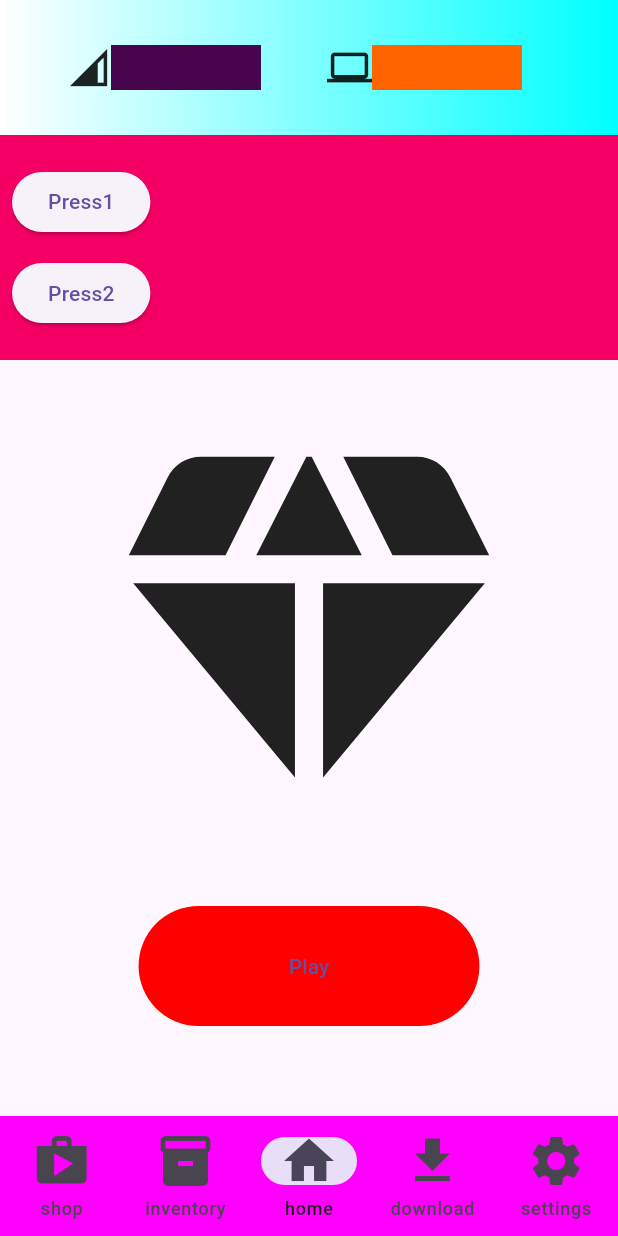
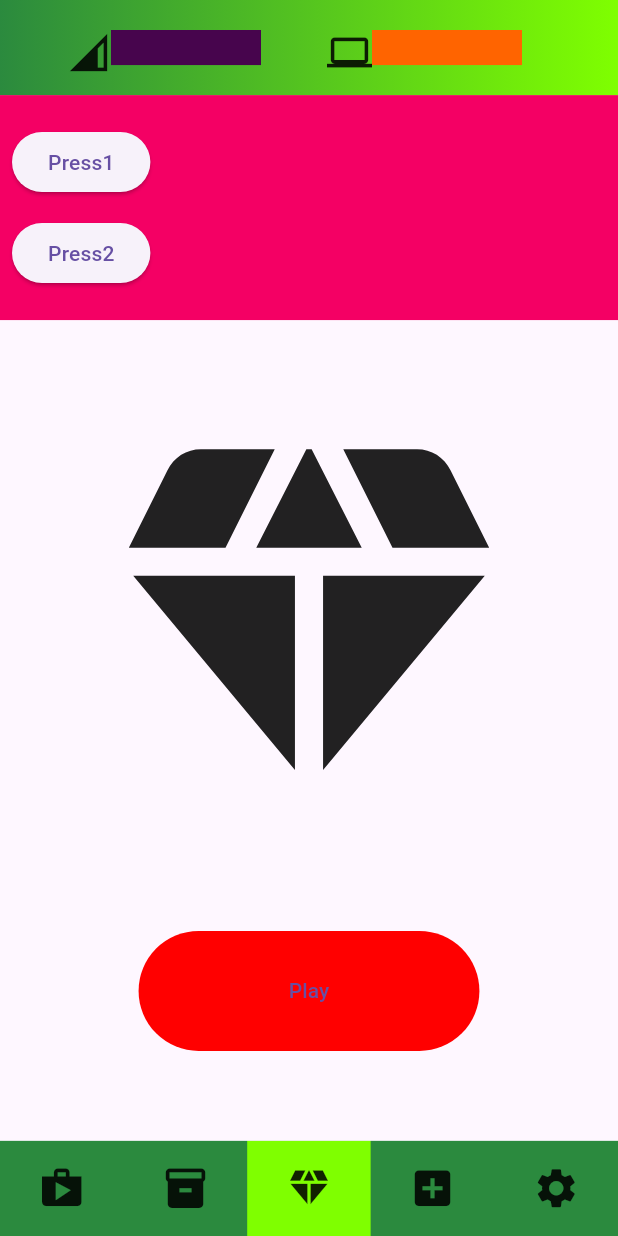
Before and after one commit to BmarMohamed/Wisdom, a Flutter app: the screen it shows after launch, on a phone screen of 412 x 824 dp. Run offline on Flutter 3.47's test engine with Material 3 defaults, Android fonts, the phone set to English and light mode, and no system bars.

Commit message:
add theme class + use it + add global vars

```diff
--- /dev/null
+++ b/lib/data/global_variables.dart
@@ -0,0 +1,13 @@
+import 'package:flutter/material.dart';
+
+//min resolution
+int min_width = 720;
+int min_height = 1280;
+
+//screen measurements
+double window_width(BuildContext context) {
+  return MediaQuery.sizeOf(context).width;
+}
+double window_height(BuildContext context) {
+  return MediaQuery.sizeOf(context).height;
+}
--- /dev/null
+++ b/lib/data/themes.dart
@@ -0,0 +1,11 @@
+import 'package:flutter/material.dart';
+
+class WisdomTheme {
+  WisdomTheme({required this.first_color, required this.second_color});
+  late Color first_color;
+  late Color second_color;
+
+  static final Themes = {
+    "wisdom" : WisdomTheme(first_color: const Color.fromRGBO(43, 138, 62, 1), second_color: const Color.fromRGBO(127, 255, 0, 1))
+  };
+}
--- a/lib/layout/app_bar/wisdom_app_bar.dart
+++ b/lib/layout/app_bar/wisdom_app_bar.dart
@@ -1,16 +1,18 @@
 import 'package:flutter/material.dart';
+import 'package:wisdom/data/global_variables.dart';
+import 'package:wisdom/data/themes.dart';
 import 'package:wisdom/layout/app_bar/magic_counter.dart';
 import 'package:wisdom/layout/app_bar/xp_counter.dart';
 
 
 PreferredSize WisdomAppBar(BuildContext context) {
   return PreferredSize(
-    preferredSize: const Size.fromHeight(100),
+    preferredSize: Size.fromHeight(window_height(context) / 13),
     child: Container(
-      decoration: const BoxDecoration(
+      decoration: BoxDecoration(
         gradient: LinearGradient(colors: [
-          Color.fromRGBO(255, 255, 255, 1),
-          Color.fromRGBO(0, 255, 255, 1)
+          WisdomTheme.Themes["wisdom"]!.first_color,
+          WisdomTheme.Themes["wisdom"]!.second_color,
         ]),
       ),
       child : Padding(
@@ -31,7 +33,7 @@ PreferredSize WisdomAppBar(BuildContext context) {
 //functions
 //determine Xp and Magic alignment depending on ratio of width and height
 MainAxisAlignment XpAndMagicAlignmet(BuildContext context) {
-  if(MediaQuery.sizeOf(context).height >= MediaQuery.sizeOf(context).width) {
+  if(window_height(context) >= window_width(context)) {
     return MainAxisAlignment.spaceEvenly;
   }
   else {
--- a/lib/layout/navigation_bar/wisdom_navigation_bar.dart
+++ b/lib/layout/navigation_bar/wisdom_navigation_bar.dart
@@ -1,16 +1,49 @@
 import 'package:flutter/material.dart';
+import 'package:wisdom/data/global_variables.dart';
+import 'package:wisdom/data/themes.dart';
 
-NavigationBar WisdomNavigationBar() {
+NavigationBar WisdomNavigationBar(BuildContext context) {
+  double icon_size = window_height(context) / 26;
   return NavigationBar(
-    backgroundColor: const Color.fromRGBO(255, 0, 255, 1),
-    height: 80,
+    backgroundColor: WisdomTheme.Themes["wisdom"]!.first_color,
+    height: window_height(context) / 13,
     selectedIndex: 2,
-    destinations: const [
-      NavigationDestination(icon: Icon(Icons.shop, size: 40), label: "shop"),
-      NavigationDestination(icon: Icon(Icons.inventory, size: 40), label: "inventory"),
-      NavigationDestination(icon: Icon(Icons.home, size: 40), label: "home"),
-      NavigationDestination(icon: Icon(Icons.download, size: 40), label: "download"),
-      NavigationDestination(icon: Icon(Icons.settings, size: 40), label: "settings"),
+    destinations: [
+      Container(
+        height: window_height(context) / 13,
+        decoration: BoxDecoration(
+          color : WisdomTheme.Themes["wisdom"]!.first_color,
+        ),
+        child : Icon(Icons.shop, size: icon_size),
+      ),
+      Container(
+        height: window_height(context) / 13,
+        decoration: BoxDecoration(
+          color : WisdomTheme.Themes["wisdom"]!.first_color,
+        ),
+        child : Icon(Icons.inventory, size: icon_size),
+      ),
+      Container(
+        height: window_height(context) / 13,
+        decoration: BoxDecoration(
+          color : WisdomTheme.Themes["wisdom"]!.second_color,
+        ),
+        child : Icon(Icons.diamond, size: icon_size),
+      ),
+      Container(
+        height: window_height(context) / 13,
+        decoration: BoxDecoration(
+          color : WisdomTheme.Themes["wisdom"]!.first_color,
+        ),
+        child : Icon(Icons.add_box, size: icon_size),
+      ),
+      Container(
+        height: window_height(context) / 13,
+        decoration: BoxDecoration(
+          color : WisdomTheme.Themes["wisdom"]!.first_color,
+        ),
+        child : Icon(Icons.settings, size: icon_size),
+      ),
     ],
   );
 }
--- a/lib/main.dart
+++ b/lib/main.dart
@@ -17,7 +17,7 @@ class App extends StatelessWidget {
           home: Scaffold(
             appBar: WisdomAppBar(context),
             body: const WisdomHomePage(),
-            bottomNavigationBar: WisdomNavigationBar(),
+            bottomNavigationBar: WisdomNavigationBar(context),
           ),
           theme: ThemeData(),
         )
```
